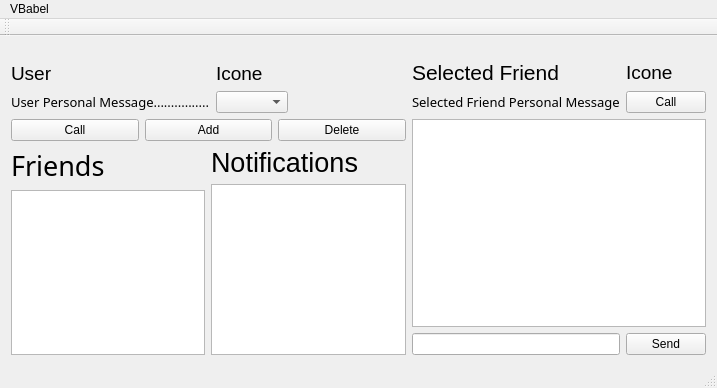
Before: the Qt Designer form Client/babelVClient/babelVClient/MainWindow.ui in AGuismo/V-and-Co-Babel, drawn with Qt 5.
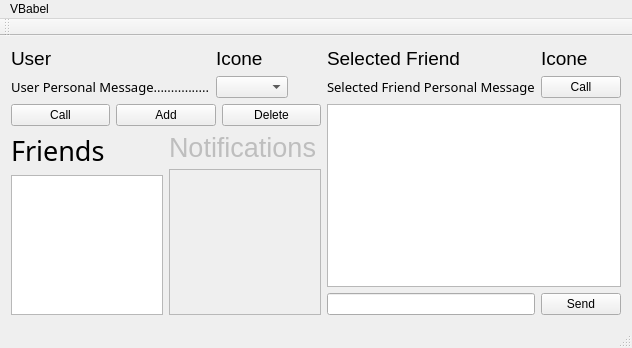
After: the same form once the commit is applied. Custom widgets are drawn as their Qt base class.

What changed in the file:
```diff
--- a/Client/babelVClient/babelVClient/MainWindow.ui
+++ b/Client/babelVClient/babelVClient/MainWindow.ui
@@ -6,8 +6,8 @@
    <rect>
     <x>0</x>
     <y>0</y>
-    <width>717</width>
-    <height>388</height>
+    <width>632</width>
+    <height>348</height>
    </rect>
   </property>
   <property name="windowTitle">
@@ -15,35 +15,13 @@
   </property>
   <widget class="QWidget" name="centralWidget">
    <layout class="QGridLayout" name="gridLayout_4">
-    <item row="2" column="0" colspan="2">
-     <layout class="QGridLayout" name="gridLayout_3">
-      <item row="0" column="0">
-       <widget class="QPushButton" name="pushButton">
-        <property name="text">
-         <string>Call</string>
-        </property>
-       </widget>
-      </item>
-      <item row="0" column="1">
-       <widget class="QPushButton" name="pushButton_2">
-        <property name="text">
-         <string>Add</string>
-        </property>
-       </widget>
-      </item>
-      <item row="0" column="2">
-       <widget class="QPushButton" name="pushButton_3">
-        <property name="text">
-         <string>Delete</string>
-        </property>
-       </widget>
-      </item>
-     </layout>
-    </item>
     <item row="1" column="0" colspan="2">
      <layout class="QGridLayout" name="gridLayout_2">
-      <item row="1" column="0">
+      <item row="0" column="0">
        <widget class="QLabel" name="label_3">
+        <property name="enabled">
+         <bool>true</bool>
+        </property>
         <property name="font">
          <font>
           <pointsize>14</pointsize>
@@ -54,7 +32,7 @@
         </property>
        </widget>
       </item>
-      <item row="2" column="0">
+      <item row="1" column="0">
        <widget class="QLabel" name="label_2">
         <property name="font">
          <font>
@@ -67,10 +45,10 @@
         </property>
        </widget>
       </item>
-      <item row="2" column="1">
-       <widget class="QComboBox" name="comboBox_2"/>
-      </item>
       <item row="1" column="1">
+       <widget class="QComboBox" name="comboBox_2"/>
+      </item>
+      <item row="0" column="1">
        <widget class="QLabel" name="label_4">
         <property name="font">
          <font>
@@ -82,20 +60,7 @@
         </property>
        </widget>
       </item>
-      <item row="0" column="0">
-       <spacer name="verticalSpacer">
-        <property name="orientation">
-         <enum>Qt::Vertical</enum>
-        </property>
-        <property name="sizeHint" stdset="0">
-         <size>
-          <width>20</width>
-          <height>40</height>
-         </size>
-        </property>
-       </spacer>
-      </item>
-      <item row="1" column="2">
+      <item row="0" column="2">
        <spacer name="horizontalSpacer">
         <property name="orientation">
          <enum>Qt::Horizontal</enum>
@@ -110,35 +75,43 @@
       </item>
      </layout>
     </item>
+    <item row="2" column="0" colspan="2">
+     <layout class="QGridLayout" name="gridLayout_3">
+      <item row="0" column="0">
+       <widget class="QPushButton" name="pushButton">
+        <property name="text">
+         <string>Call</string>
+        </property>
+       </widget>
+      </item>
+      <item row="0" column="1">
+       <widget class="QPushButton" name="pushButton_2">
+        <property name="text">
+         <string>Add</string>
+        </property>
+       </widget>
+      </item>
+      <item row="0" column="2">
+       <widget class="QPushButton" name="pushButton_3">
+        <property name="text">
+         <string>Delete</string>
+        </property>
+       </widget>
+      </item>
+     </layout>
+    </item>
     <item row="1" column="2">
      <layout class="QVBoxLayout" name="verticalLayout_3">
       <item>
        <layout class="QGridLayout" name="gridLayout">
-        <item row="2" column="1">
-         <widget class="QPushButton" name="activeFriendCallPushButton">
-          <property name="text">
-           <string>Call</string>
+        <item row="1" column="1">
+         <widget class="QLabel" name="selectedFriendNameLabel">
+          <property name="enabled">
+           <bool>true</bool>
           </property>
-         </widget>
-        </item>
-        <item row="2" column="0">
-         <widget class="QLabel" name="label">
           <property name="font">
            <font>
-            <family>MS PGothic</family>
-            <pointsize>10</pointsize>
-           </font>
-          </property>
-          <property name="text">
-           <string>Selected Friend Personal Message</string>
-          </property>
-         </widget>
-        </item>
-        <item row="1" column="0">
-         <widget class="QLabel" name="activeFriendLabel">
-          <property name="font">
-           <font>
-            <pointsize>16</pointsize>
+            <pointsize>14</pointsize>
            </font>
           </property>
           <property name="autoFillBackground">
@@ -149,19 +122,7 @@
           </property>
          </widget>
         </item>
-        <item row="1" column="1">
-         <widget class="QLabel" name="label_5">
-          <property name="font">
-           <font>
-            <pointsize>14</pointsize>
-           </font>
-          </property>
-          <property name="text">
-           <string>Icone</string>
-          </property>
-         </widget>
-        </item>
-        <item row="0" column="0">
+        <item row="0" column="1">
          <spacer name="verticalSpacer_2">
           <property name="orientation">
            <enum>Qt::Vertical</enum>
@@ -174,7 +135,39 @@
           </property>
          </spacer>
         </item>
+        <item row="2" column="2">
+         <widget class="QPushButton" name="activeFriendCallPushButton">
+          <property name="text">
+           <string>Call</string>
+          </property>
+         </widget>
+        </item>
+        <item row="2" column="1">
+         <widget class="QLabel" name="selectedFriendPersonalMsgLabel">
+          <property name="font">
+           <font>
+            <family>MS PGothic</family>
+            <pointsize>10</pointsize>
+           </font>
+          </property>
+          <property name="text">
+           <string>Selected Friend Personal Message</string>
+          </property>
+         </widget>
+        </item>
         <item row="1" column="2">
+         <widget class="QLabel" name="selectedFriendIconStatusLabel">
+          <property name="font">
+           <font>
+            <pointsize>14</pointsize>
+           </font>
+          </property>
+          <property name="text">
+           <string>Icone</string>
+          </property>
+         </widget>
+        </item>
+        <item row="1" column="3">
          <spacer name="horizontalSpacer_2">
           <property name="orientation">
            <enum>Qt::Horizontal</enum>
@@ -187,6 +180,19 @@
           </property>
          </spacer>
         </item>
+        <item row="1" column="0">
+         <spacer name="horizontalSpacer_3">
+          <property name="orientation">
+           <enum>Qt::Horizontal</enum>
+          </property>
+          <property name="sizeHint" stdset="0">
+           <size>
+            <width>40</width>
+            <height>20</height>
+           </size>
+          </property>
+         </spacer>
+        </item>
        </layout>
       </item>
      </layout>
@@ -194,7 +200,34 @@
     <item row="2" column="2" rowspan="2">
      <layout class="QHBoxLayout" name="horizontalLayout_2">
       <item>
-       <widget class="QTextBrowser" name="textBrowser"/>
+       <widget class="QTextBrowser" name="selectedFriendMsgBox"/>
+      </item>
+     </layout>
+    </item>
+    <item row="3" column="1" rowspan="2">
+     <layout class="QVBoxLayout" name="verticalLayout_2">
+      <item>
+       <widget class="QLabel" name="notificationListLabel">
+        <property name="enabled">
+         <bool>false</bool>
+        </property>
+        <property name="font">
+         <font>
+          <family>MS UI Gothic</family>
+          <pointsize>20</pointsize>
+         </font>
+        </property>
+        <property name="text">
+         <string>Notifications</string>
+        </property>
+       </widget>
+      </item>
+      <item>
+       <widget class="QListWidget" name="notificationListWidget">
+        <property name="enabled">
+         <bool>false</bool>
+        </property>
+       </widget>
       </item>
      </layout>
     </item>
@@ -232,41 +265,14 @@
       </item>
      </layout>
     </item>
-    <item row="3" column="1" rowspan="2">
-     <layout class="QVBoxLayout" name="verticalLayout_2">
-      <item>
-       <widget class="QLabel" name="notificationListLabel">
-        <property name="font">
-         <font>
-          <family>MS UI Gothic</family>
-          <pointsize>20</pointsize>
-         </font>
-        </property>
-        <property name="text">
-         <string>Notifications</string>
-        </property>
-       </widget>
-      </item>
-      <item>
-       <widget class="QListWidget" name="notificationListWidget"/>
-      </item>
-     </layout>
-    </item>
    </layout>
-   <zorder>layoutWidget</zorder>
-   <zorder>layoutWidget</zorder>
-   <zorder>layoutWidget</zorder>
-   <zorder>layoutWidget</zorder>
-   <zorder>layoutWidget</zorder>
-   <zorder>layoutWidget</zorder>
-   <zorder>horizontalLayoutWidget</zorder>
   </widget>
   <widget class="QMenuBar" name="menuBar">
    <property name="geometry">
     <rect>
      <x>0</x>
      <y>0</y>
-     <width>717</width>
+     <width>632</width>
      <height>21</height>
     </rect>
    </property>
```
Left out of the diff: 3 changed lines with no effect on the pictures.
